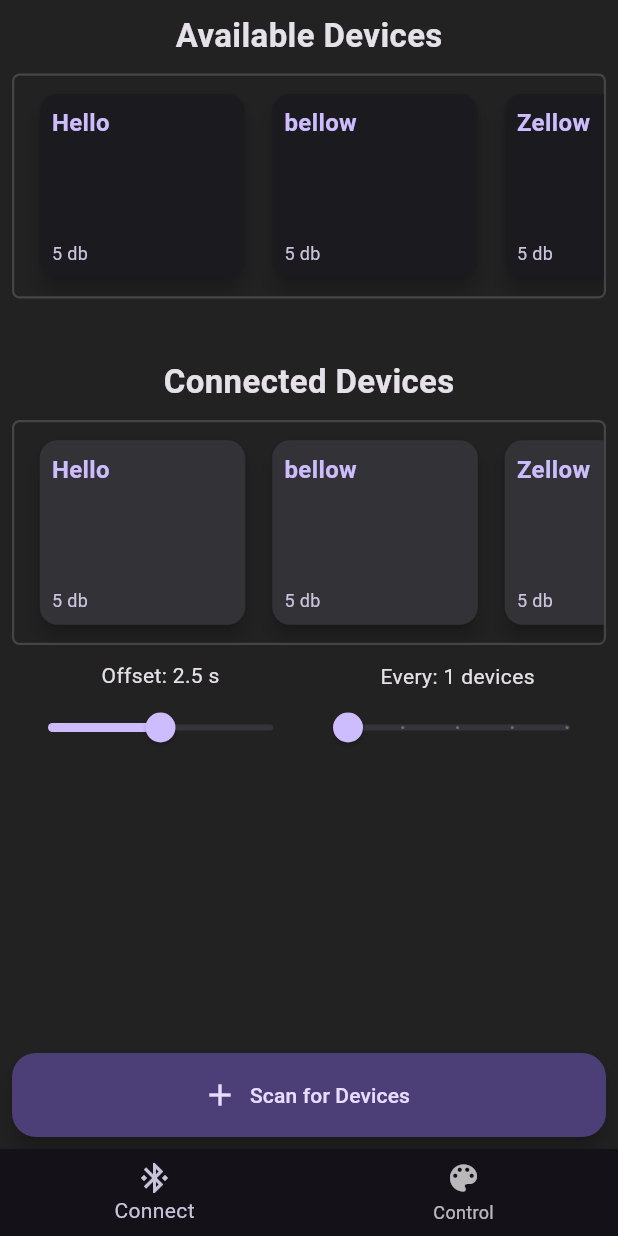
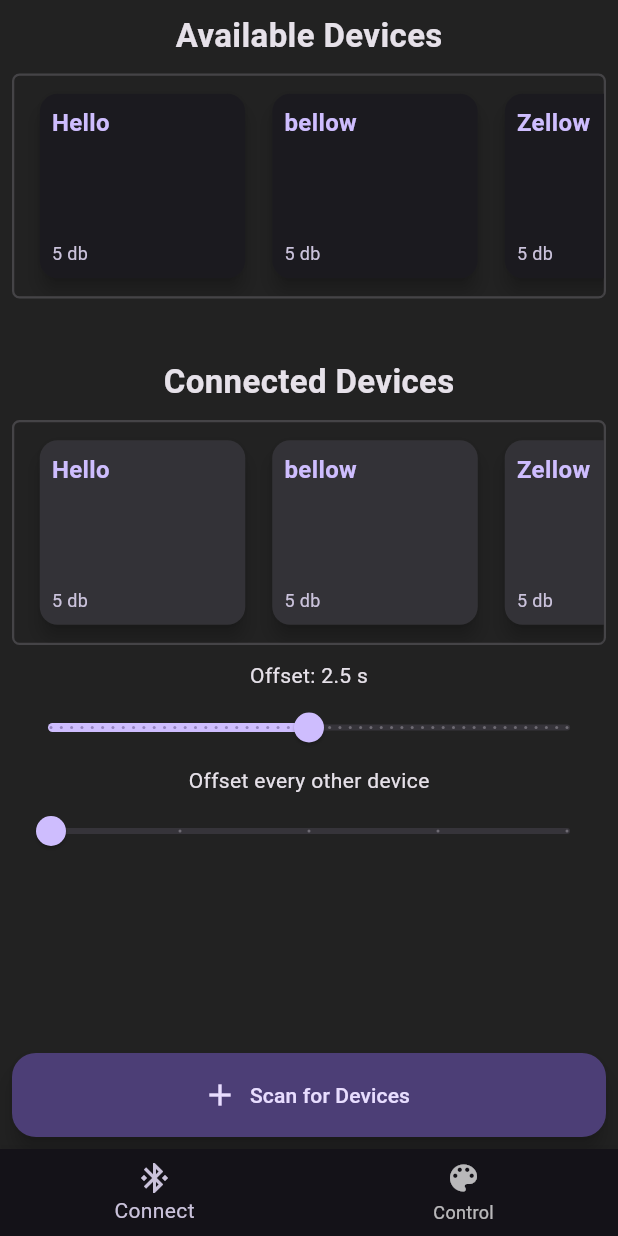
Before and after one commit to MDMoore1764/RGB_Controller, a Flutter app: the screen it shows after launch, on a phone screen of 412 x 824 dp. Run offline on Flutter 3.47's test engine with Material 3 defaults, Android fonts, the phone set to English and light mode, and no system bars.

Commit message:
Looking PRETTTTTYYYYY good :)

```diff
--- a/controller/lib/screens/connect/connect.dart
+++ b/controller/lib/screens/connect/connect.dart
@@ -26,6 +26,8 @@
 
   @override
   Widget build(BuildContext context) {
+    final everyXDevicesDisabled = _timeDelay < 0.1;
+
     return Column(
       mainAxisAlignment: MainAxisAlignment.spaceBetween,
       children: [
@@ -118,12 +120,18 @@
                         ],
                       ),
                     ),
+                  ],
+                ),
 
+                Row(
+                  children: [
                     Expanded(
                       child: Column(
                         children: [
                           Text(
-                            "Every: ${_offsetEvery.toStringAsFixed(0)} devices",
+                            everyXDevicesDisabled
+                                ? "Offset Disabled"
+                                : "Offset every${_offsetEvery == 1.0 ? ' other' : ' ${_offsetEvery.toStringAsFixed(0)}'} device${_offsetEvery == 1.0 ? '' : 's'}",
                           ),
                           RotatedBox(
                             quarterTurns: 0,
@@ -136,11 +144,13 @@
                               label:
                                   "${_offsetEvery.toStringAsFixed(0)} devices",
 
-                              onChanged: (double newValue) {
-                                setState(() {
-                                  _offsetEvery = newValue.toInt();
-                                });
-                              },
+                              onChanged: everyXDevicesDisabled
+                                  ? null
+                                  : (double newValue) {
+                                      setState(() {
+                                        _offsetEvery = newValue.toInt();
+                                      });
+                                    },
                             ),
                           ),
                         ],
```
